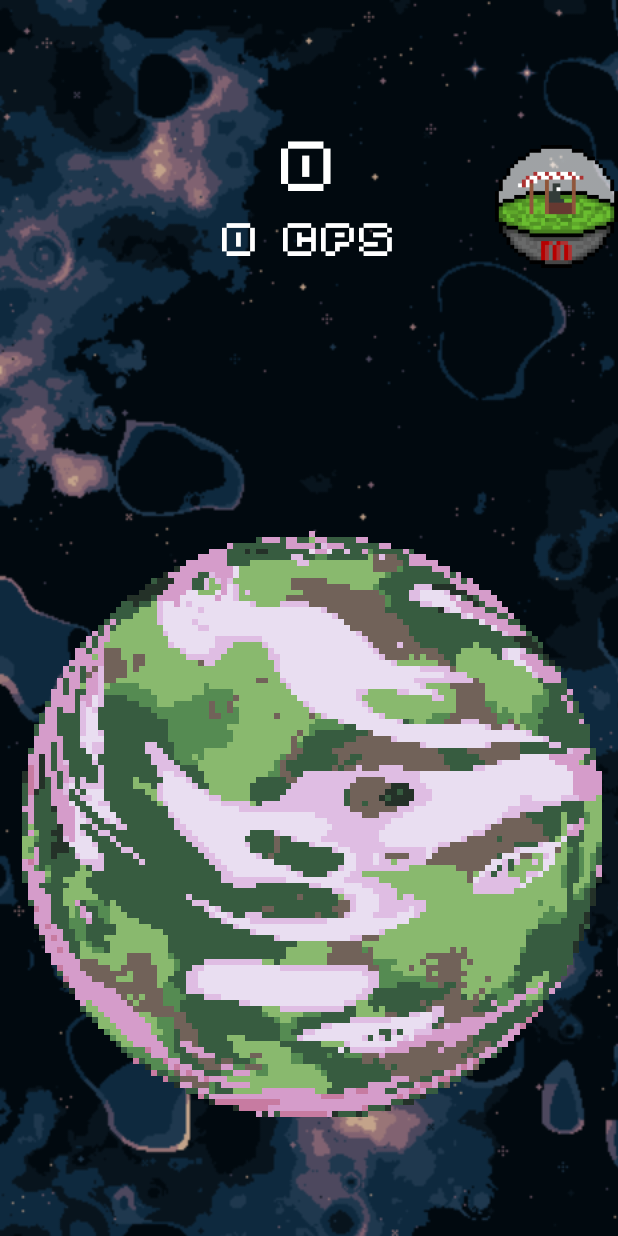
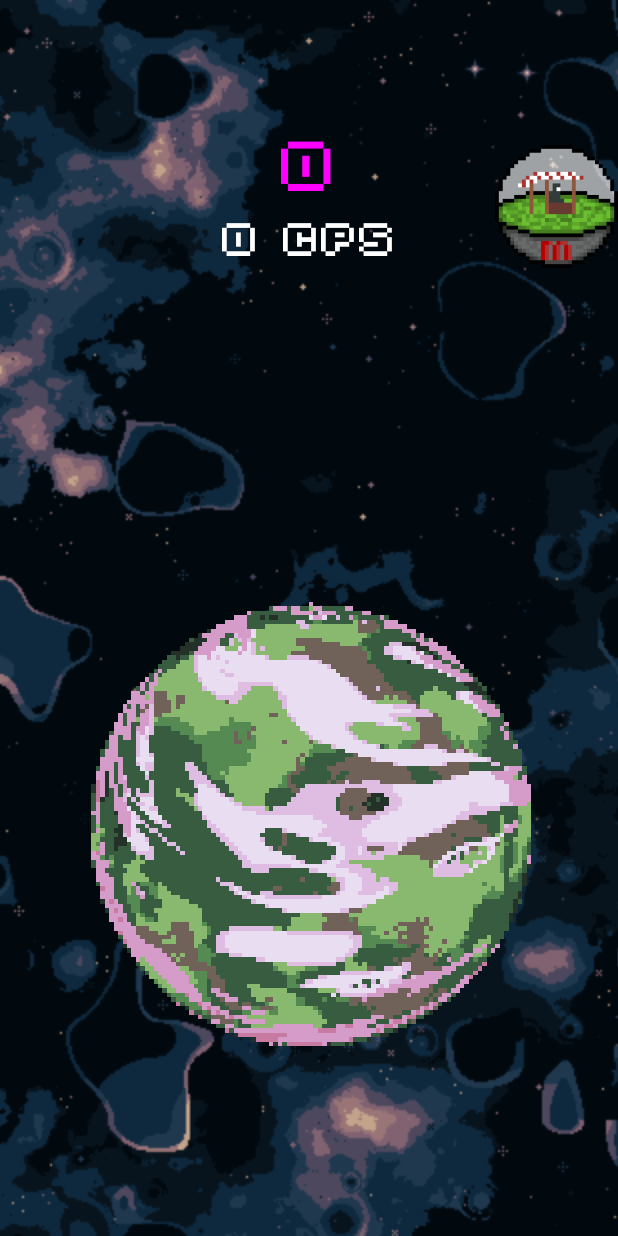
Before and after one commit to NULL31337/Space_Mining_Clicker, an Android app: the screen it shows after launch (MainActivity), on a phone screen of 412 x 824 dp. Run offline under Robolectric (Android 15) with nearby library versions, the phone set to English and light mode, and no system bars.

Commit message:
multyply speed bonus

```diff
--- a/app/src/main/java/com/example/spaceminingclicker/MainActivity.kt
+++ b/app/src/main/java/com/example/spaceminingclicker/MainActivity.kt
@@ -3,6 +3,7 @@ package com.example.spaceminingclicker
 import android.content.Context
 import android.content.Intent
 import android.content.SharedPreferences
+import android.graphics.Color
 import androidx.appcompat.app.AppCompatActivity
 import android.os.Bundle
 import android.view.View
@@ -12,19 +13,12 @@ import android.widget.ImageView
 import android.widget.TextView
 import android.util.DisplayMetrics
 import android.util.Log
+import com.example.spaceminingclicker.ShopButton.Companion.makeNthUpgrade
 import java.math.BigInteger
 import java.util.*
 
 class MainActivity : AppCompatActivity() {
     companion object {
-        fun makeNthClick(n: Int): BigInteger {
-            var ans = BigInteger("10000")
-            repeat(n) {
-                ans = (ans * 250.toBigInteger()) / 100.toBigInteger()
-            }
-            return ans
-        }
-
         fun getStringIdentifier(context: Context, type: String, name: String?): Int {
             return context.resources.getIdentifier(name, type, context.packageName)
         }
@@ -33,11 +27,11 @@ class MainActivity : AppCompatActivity() {
     //Data
     private lateinit var data: SharedPreferences
     private lateinit var money: BigInteger
-    private var clickLvl: Int = -1
     private var clickCost = BigInteger("10")
     private var afkCost = BigInteger("0")
     private var upgradesLvl = mutableListOf<Int>()
     private var clicksCount = 0
+    private var multiply = 1
 
     private val timer = Timer()
 
@@ -56,7 +50,7 @@ class MainActivity : AppCompatActivity() {
         setContentView(R.layout.activity_main)
         supportActionBar?.hide()
         Log.d("build", "readInfo")
-        data = getSharedPreferences("info3", Context.MODE_PRIVATE)
+        data = getSharedPreferences("infoKekw", Context.MODE_PRIVATE)
         planetSpriteView = findViewById(R.id.mainPicture)
         restoreData(data)
         Log.d("build", "setViews")
@@ -85,72 +79,69 @@ class MainActivity : AppCompatActivity() {
         timer.scheduleAtFixedRate(object : TimerTask() {
             override fun run() {
                 cpsTextView.text =
-                    "${(clicksCount.toBigInteger() * clickCost + afkCost).toMyString()} cps"
+                    "${(clicksCount.toBigInteger() * clickCost * multiply.toBigInteger() + afkCost).toMyString()} cps"
                 money += afkCost
                 moneyTextView.text = money.toMyString()
+                if (clicksCount / 5 + 1 > multiply) {
+                    multiply++
+                } else {
+                    if (multiply != 1) {
+                        multiply--
+                    }
+                }
                 clicksCount = 0
+                when (multiply) {
+                    1 -> moneyTextView.setTextColor(Color.parseColor("#FF00FF"))
+                    2 -> moneyTextView.setTextColor(Color.parseColor("#FFFFFF"))
+                    3 -> moneyTextView.setTextColor(Color.parseColor("#000000"))
+                    4 -> moneyTextView.setTextColor(Color.parseColor("#123456"))
+                    5 -> moneyTextView.setTextColor(Color.parseColor("#FF22FF"))
+                }
             }
         }, 0, 1000)
     }
 
     fun onClickPlanetView(view: View) {
         clicksCount++
-        money += clickCost
+        money += clickCost * multiply.toBigInteger()
         moneyTextView.text = money.toMyString()
         planetSpriteView.startAnimation(clickAnimation)
     }
 
     fun onClickShopView(view: View) {
+        saveData(data.edit())
         val shopIntent = Intent(this, Shop::class.java)
-        shopIntent.putExtra("upgradesLvl", upgradesLvl.toIntArray())
-        shopIntent.putExtra("money", money.toString())
-        shopIntent.putExtra("afkCost", afkCost.toString())
-        shopIntent.putExtra("clickLvl", clickLvl)
         startActivity(shopIntent)
     }
 
 
     fun saveData(edit: SharedPreferences.Editor) {
-        for (i in 0..9) {
+        for (i in 0..10) {
             edit.putInt("010$i", upgradesLvl[i]).apply()
         }
         edit.putString("money", money.toString()).apply()
-        edit.putInt("clickLvl", clickLvl)
+        edit.putString("afkGIve", afkCost.toString())
+        edit.commit()
     }
 
     fun restoreData(data: SharedPreferences) {
-        if (intent.getStringExtra("money") == null) {
-            for (i in 0..9) {
+        upgradesLvl = mutableListOf()
+        for (i in 0..10) {
             upgradesLvl.add(data.getInt("010$i", 0))
         }
         money = BigInteger(data.getString("money", "0"))
-            clickLvl = data.getInt("clickLvl", 0)
-            clickCost = makeNthClick(clickLvl)
-            repeat(clickLvl) {
+        clickCost = BigInteger("10")
+        repeat(upgradesLvl[10]) {
             clickCost *= 2.toBigInteger()
         }
         planetSpriteView.setImageResource(
             getStringIdentifier(
                 baseContext,
                 "drawable",
-                    "planet10$clickLvl"
+                "planet10${upgradesLvl[10]}"
             )
         )
         afkCost = BigInteger(data.getString("afkCost", "0"))
-        } else {
-            upgradesLvl = intent.getIntArrayExtra("upgradesLvl")!!.toMutableList()
-            afkCost = BigInteger(intent.getStringExtra("afkCost"))
-            money = BigInteger(intent.getStringExtra("money"))
-            clickLvl = intent.getIntExtra("clickLvl", 0)
-
-            planetSpriteView.setImageResource(
-                getStringIdentifier(
-                    baseContext,
-                    "drawable",
-                    "planet10$clickLvl"
-                )
-            )
-        }
     }
 
     override fun onPause() {
--- a/app/src/main/java/com/example/spaceminingclicker/ShopButtonView.kt
+++ b/app/src/main/java/com/example/spaceminingclicker/ShopButtonView.kt
@@ -35,7 +35,10 @@ class ShopButtonView @JvmOverloads constructor(
 
     fun setButton(button: ShopButton) {
         costTextView.text = button.cost.toMyString()
-        giveTextView.text = button.give.toMyString()
+        when(button.type) {
+            typeOfButton.AFK -> giveTextView.text = button.give.toMyString()
+            typeOfButton.CLICK -> giveTextView.text = button.give.toString()
+        }
         lvlTextView.text = button.currentLvl.toString()
     }
 }
--- a/app/src/main/res/layout/activity_main.xml
+++ b/app/src/main/res/layout/activity_main.xml
@@ -240,10 +240,9 @@
 
         </LinearLayout>
 
-        <LinearLayout
+        <androidx.constraintlayout.widget.ConstraintLayout
             android:layout_width="match_parent"
             android:layout_height="match_parent"
-            android:layout_gravity="center"
             android:layout_weight="1">
 
             <com.example.spaceminingclicker.SpriteView
@@ -252,13 +251,17 @@
                 android:layout_height="match_parent"
                 android:src="@drawable/vosem"
                 android:layout_gravity="center_horizontal"
+                android:layout_marginLeft="50dp"
+                android:layout_marginTop="50dp"
+                android:layout_marginRight="50dp"
+                android:layout_marginBottom="50dp"
                 app:CountInLine="120"
                 app:CountLine="8"
                 app:SpriteHeight="100px"
                 app:SpriteWidth="100px"
                 />
 
-        </LinearLayout>
+        </androidx.constraintlayout.widget.ConstraintLayout>
     </LinearLayout>
 
 </FrameLayout>
```
Also changed, not shown: app/src/main/java/com/example/spaceminingclicker/Shop.kt (+34 -24 lines), app/src/main/java/com/example/spaceminingclicker/ShopButton.kt (+27 -8 lines), app/src/main/res/layout/activity_shop.xml (+12 -3 lines), 1 other file. Lines whose indentation alone changed are shown as unchanged.
